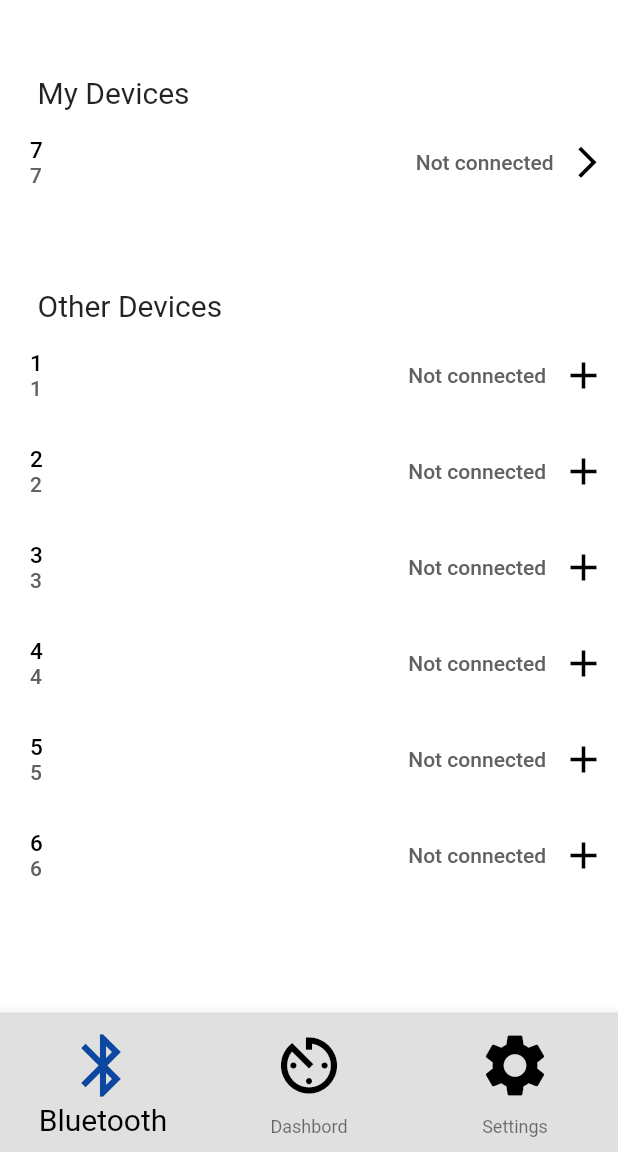
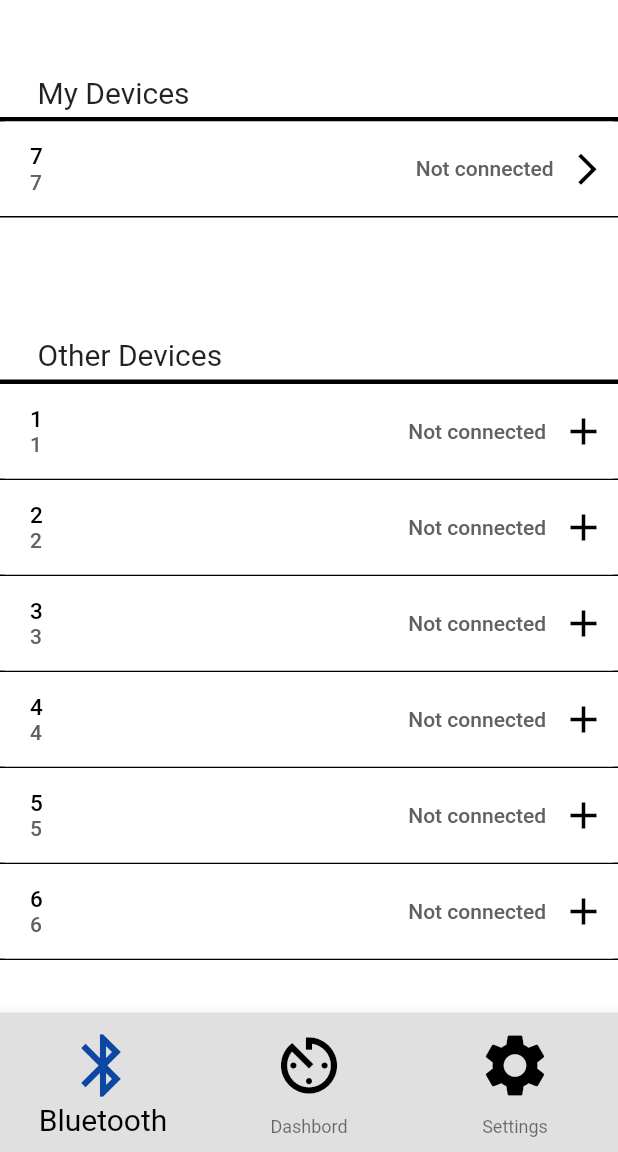
Before and after one commit to larrycaw/heat-vitality, a Flutter app: the screen it shows after launch, on a phone screen of 412 x 824 dp, the part 84-1236 px from its top. Run offline on Flutter 3.47's test engine with Material 2 defaults, Android fonts, the phone set to English and light mode, and no system bars; our stand-ins replace easy_localization, flutter_spinkit, lite_rolling_switch.

Commit message:
Border on bluetooth.dart

```diff
--- a/lib/pages/bluetooth.dart
+++ b/lib/pages/bluetooth.dart
@@ -59,7 +59,13 @@ class _BluetoothState extends State<Bluetooth> {
         mainAxisAlignment: MainAxisAlignment.spaceEvenly,
         crossAxisAlignment: CrossAxisAlignment.start,
         children: [
-          Padding(
+          Container(
+            decoration: BoxDecoration(
+              border: Border(
+                bottom: BorderSide(width: 3.0),
+              ),
+            ),
+            child: Padding(
               padding: const EdgeInsets.fromLTRB(25, 50, 0, 5),
               child: Row(
                 crossAxisAlignment: CrossAxisAlignment.end,
@@ -71,6 +77,7 @@ class _BluetoothState extends State<Bluetooth> {
                     ),
                   ),
                 ],
+              ),
             ),
           ),
           Column(
@@ -96,8 +103,14 @@ class _BluetoothState extends State<Bluetooth> {
                   ),
             ],
           ),
-          Padding(
-            padding: const EdgeInsets.fromLTRB(25, 50, 0, 5),
+          Container(
+            decoration: BoxDecoration(
+              border: Border(
+                bottom: BorderSide(width: 3.0),
+              ),
+            ),
+            child: Padding(
+              padding: const EdgeInsets.fromLTRB(25, 80, 0, 5),
               child: Row(
                 crossAxisAlignment: CrossAxisAlignment.end,
                 children: [
@@ -108,6 +121,7 @@ class _BluetoothState extends State<Bluetooth> {
                     ),
                   ),
                 ],
+              ),
             ),
           ),
           Expanded(
--- a/lib/widget_element/bluetooth_list_element.dart
+++ b/lib/widget_element/bluetooth_list_element.dart
@@ -40,8 +40,12 @@ class BtListElement extends StatelessWidget {
   @override
   Widget build(BuildContext context) {
     return Container(
-      margin: EdgeInsets.only(bottom: 4),
-      height: 60,
+      height: 64,
+      decoration: BoxDecoration(
+          border: Border(
+            bottom: BorderSide(color: Colors.black),
+          ),
+      ),
       child: TextButton(
         onPressed: () {
           print('Bt element tapped');
```
Lines whose indentation alone changed are shown as unchanged.
